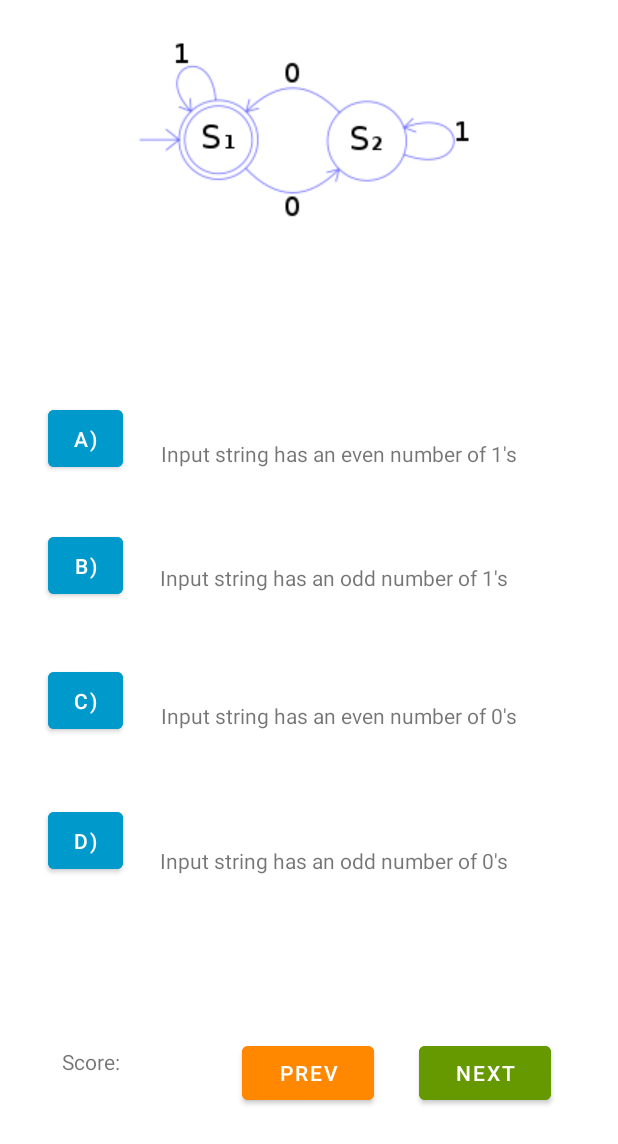
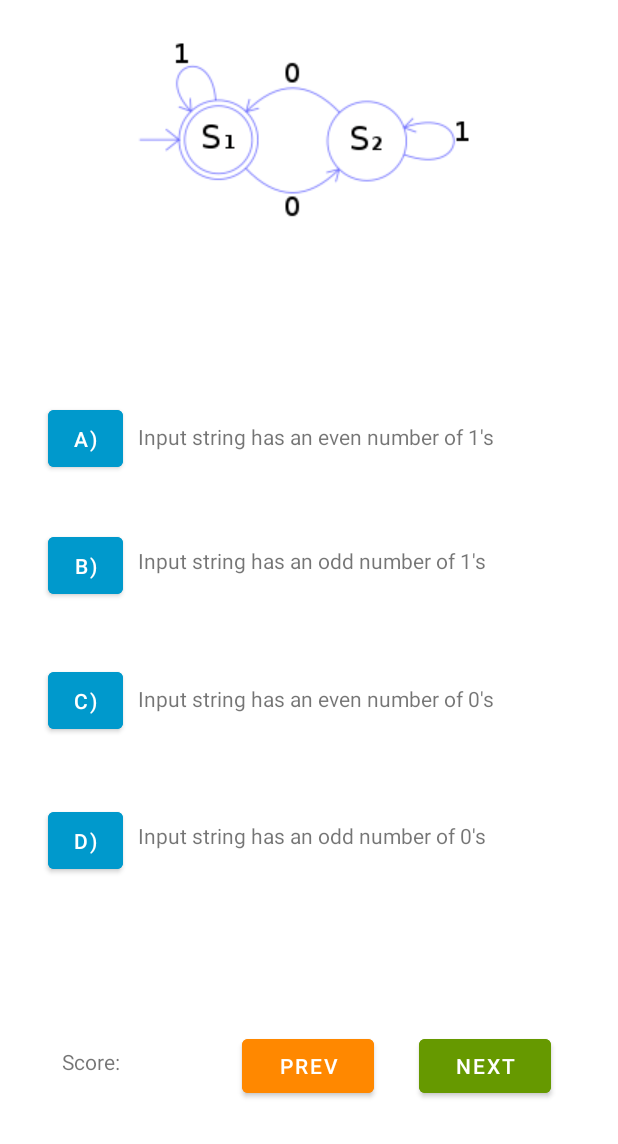
Before and after one commit to clutzyninja/DFA_game, an Android app: the NewGame screen opened directly, with no data from a screen before it, on a phone screen of 412 x 824 dp. Shown: the top 1144 px of the screen. Run offline under Robolectric (Android 15) with nearby library versions, the phone set to English and light mode, and no system bars.

Commit message:
The layout design for questions are ready
Signed-off-by: Masrik <dahirma@vcu.edu>

```diff
--- /dev/null
+++ b/app/src/main/java/com/example/dfa_game/Data.java
@@ -0,0 +1,23 @@
+package com.example.dfa_game;
+
+public class Data {
+    Object[][] database = new Object[50][5];
+
+    public Data(){
+        //        Question 1
+        database[0][0] = R.drawable.even0s;
+        database[0][1] = "Input string has an even number of 1's";
+        database[0][2] = "Input string has an odd number of 1's";
+        database[0][3] = "Input string has an even number of 0's";
+        database[0][4] = "Input string has an odd number of 0's";
+
+//        Question 2
+        database[1][0] = R.drawable.strings_odd_length;
+        database[1][1] = "Input string has odd length";
+        database[1][2] = "Input string has even length";
+        database[1][3] = "Only the input string \"ab\"";
+        database[1][4] = "Only input strings wontaining sequences of \"ab\"";
+
+    }
+
+}
--- a/app/src/main/java/com/example/dfa_game/NewGame.java
+++ b/app/src/main/java/com/example/dfa_game/NewGame.java
@@ -6,21 +6,20 @@ import android.view.View;
 import android.widget.Button;
 import android.widget.ImageView;
 import android.widget.TextView;
-
-import androidx.annotation.ContentView;
 import androidx.appcompat.app.AppCompatActivity;
 
 public class NewGame extends AppCompatActivity {
     ImageView question;
     Button next;
     TextView option1, option2, option3, option4;
-
+    int count = 0;
 
 
     @Override
     protected void onCreate(Bundle savedInstanceState) {
         super.onCreate(savedInstanceState);
         setContentView(R.layout.activity_question);
+
         question = findViewById(R.id.imageView2);
         next = findViewById(R.id.button);
         option1 = findViewById(R.id.textView12);
@@ -29,22 +28,10 @@ public class NewGame extends AppCompatActivity {
         option4 = findViewById(R.id.textView10);
 
 
-
-        Object[][] database = new Object[50][5];
-        database[0][0] = R.drawable.even0s;
-        database[0][1] = "Input string has an even number of 1's";
-        database[0][2] = "Input string has an odd number of 1's";
-        database[0][3] = "Input string has an even number of 0's";
-        database[0][4] = "Input string has an odd number of 0's";
+        Data data = new Data();
 
 
-
-        question.setImageResource((Integer) database[0][0]);
-        option1.setText((database[0][1].toString()));
-        option2.setText((database[0][2].toString()));
-        option3.setText((database[0][3].toString()));
-        option4.setText((database[0][4].toString()));
-//        question.setImageResource((Integer) database[1][0]);
+        increment(data.database,count);
 
 
     } // end onCreate
@@ -55,13 +42,26 @@ public class NewGame extends AppCompatActivity {
         next.callOnClick();
 
     }
+
     public void questionIncorrect (View v) {
         Intent i = new Intent(this,Incorrect.class);
         startActivity(i);
     }
 
     public void question2 (View v) {
-        setContentView(R.layout.activity_question2);
+//        setContentView(R.layout.activity_question);
+        Data data = new Data();
+        count += 1;
+        increment(data.database, count);
+
+    }
+
+    public void increment(Object[][] database, int count){
+        question.setImageResource((Integer) database[count][0]);
+        option1.setText((database[count][1].toString()));
+        option2.setText((database[count][2].toString()));
+        option3.setText((database[count][3].toString()));
+        option4.setText((database[count][4].toString()));
     }
 
 } // end NewGame
--- a/app/src/main/res/layout/activity_question.xml
+++ b/app/src/main/res/layout/activity_question.xml
@@ -9,30 +9,31 @@
 
     <TextView
         android:id="@+id/textView12"
-        android:layout_width="wrap_content"
-        android:layout_height="wrap_content"
+        android:layout_width="0dp"
+        android:layout_height="25dp"
         android:layout_alignParentStart="true"
         android:layout_alignParentTop="true"
-
-        app:layout_constraintBottom_toBottomOf="parent"
+        android:layout_marginLeft="10dp"
+        app:layout_constraintBottom_toBottomOf="@+id/button5"
         app:layout_constraintEnd_toEndOf="parent"
-        app:layout_constraintHorizontal_bias="0.614"
-        app:layout_constraintStart_toStartOf="parent"
-        app:layout_constraintTop_toBottomOf="@+id/imageView2"
-        app:layout_constraintVertical_bias="0.213" />
+        app:layout_constraintHorizontal_bias="0.0"
+        app:layout_constraintStart_toEndOf="@+id/button5"
+        app:layout_constraintTop_toTopOf="@+id/button5"
+        app:layout_constraintVertical_bias="0.56" />
 
     <TextView
         android:id="@+id/textView11"
-        android:layout_width="wrap_content"
-        android:layout_height="wrap_content"
+        android:layout_width="0dp"
+        android:layout_height="25dp"
         android:layout_alignParentStart="true"
         android:layout_alignParentTop="true"
-        app:layout_constraintBottom_toBottomOf="parent"
+        android:layout_marginLeft="10dp"
+        app:layout_constraintBottom_toBottomOf="@+id/button6"
         app:layout_constraintEnd_toEndOf="parent"
-        app:layout_constraintHorizontal_bias="0.255"
+        app:layout_constraintHorizontal_bias="0.0"
         app:layout_constraintStart_toEndOf="@+id/button6"
-        app:layout_constraintTop_toBottomOf="@+id/textView12"
-        app:layout_constraintVertical_bias="0.129" />
+        app:layout_constraintTop_toTopOf="@+id/button6"
+        app:layout_constraintVertical_bias="0.48" />
 
     <ImageView
         android:id="@+id/imageView2"
@@ -115,29 +116,31 @@
 
     <TextView
         android:id="@+id/textView9"
-        android:layout_width="wrap_content"
-        android:layout_height="wrap_content"
+        android:layout_width="0dp"
+        android:layout_height="25dp"
+        android:layout_marginLeft="10dp"
         android:layout_alignParentStart="true"
         android:layout_alignParentTop="true"
-        app:layout_constraintBottom_toBottomOf="parent"
+        app:layout_constraintBottom_toBottomOf="@+id/button7"
         app:layout_constraintEnd_toEndOf="parent"
-        app:layout_constraintHorizontal_bias="0.271"
+        app:layout_constraintHorizontal_bias="1.0"
         app:layout_constraintStart_toEndOf="@+id/button7"
-        app:layout_constraintTop_toBottomOf="@+id/textView11"
-        app:layout_constraintVertical_bias="0.178" />
+        app:layout_constraintTop_toTopOf="@+id/button7"
+        app:layout_constraintVertical_bias="0.56" />
 
     <TextView
         android:id="@+id/textView10"
-        android:layout_width="wrap_content"
-        android:layout_height="wrap_content"
+        android:layout_width="0dp"
+        android:layout_height="25dp"
+        android:layout_marginLeft="10dp"
         android:layout_alignParentStart="true"
         android:layout_alignParentTop="true"
-        app:layout_constraintBottom_toBottomOf="parent"
+        app:layout_constraintBottom_toBottomOf="@+id/button8"
         app:layout_constraintEnd_toEndOf="parent"
-        app:layout_constraintHorizontal_bias="0.255"
+        app:layout_constraintHorizontal_bias="0.0"
         app:layout_constraintStart_toEndOf="@+id/button8"
-        app:layout_constraintTop_toBottomOf="@+id/textView9"
-        app:layout_constraintVertical_bias="0.244" />
+        app:layout_constraintTop_toTopOf="@+id/button8"
+        app:layout_constraintVertical_bias="0.48" />
 
     <Button
         android:id="@+id/button"
```
